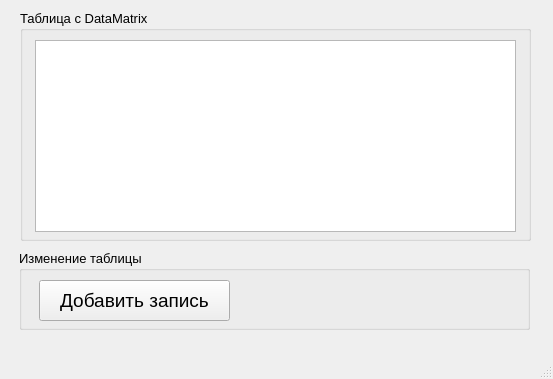
This is mainwindow.ui in KoteAnimen/Work_With_DataBase as Qt 5 draws it before an edit. The edited form follows.
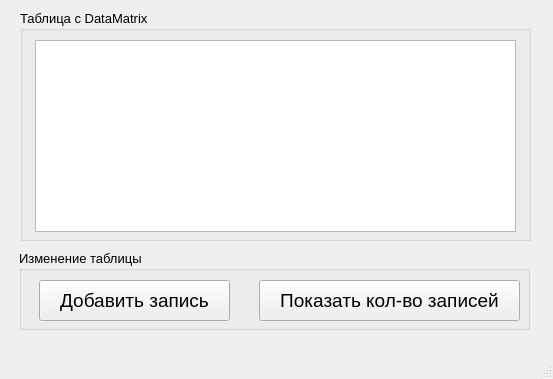
This is the edited form.

Commit message: Добавлена функция считающая кол-во записей в таблице бд

What changed in the file:
```diff
--- a/mainwindow.ui
+++ b/mainwindow.ui
@@ -77,6 +77,24 @@
       <string>Добавить запись</string>
      </property>
     </widget>
+    <widget class="QPushButton" name="ShowCountRecords">
+     <property name="geometry">
+      <rect>
+       <x>240</x>
+       <y>30</y>
+       <width>261</width>
+       <height>41</height>
+      </rect>
+     </property>
+     <property name="font">
+      <font>
+       <pointsize>14</pointsize>
+      </font>
+     </property>
+     <property name="text">
+      <string>Показать кол-во записей</string>
+     </property>
+    </widget>
    </widget>
   </widget>
   <widget class="QMenuBar" name="menubar">
```
The commit also changes 6 other files.
